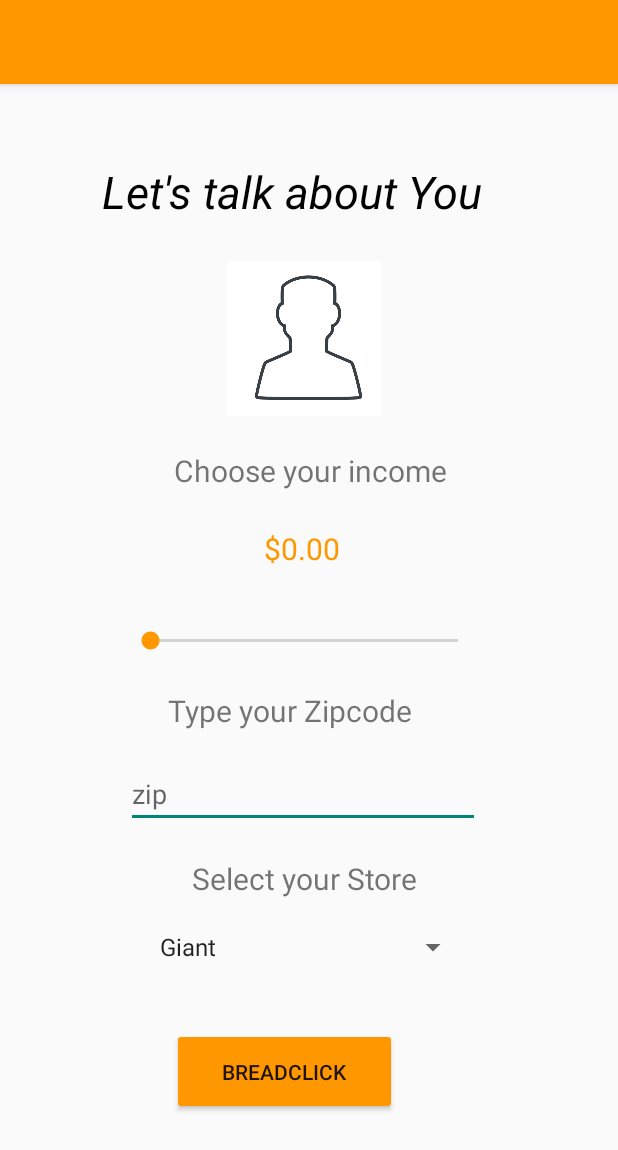
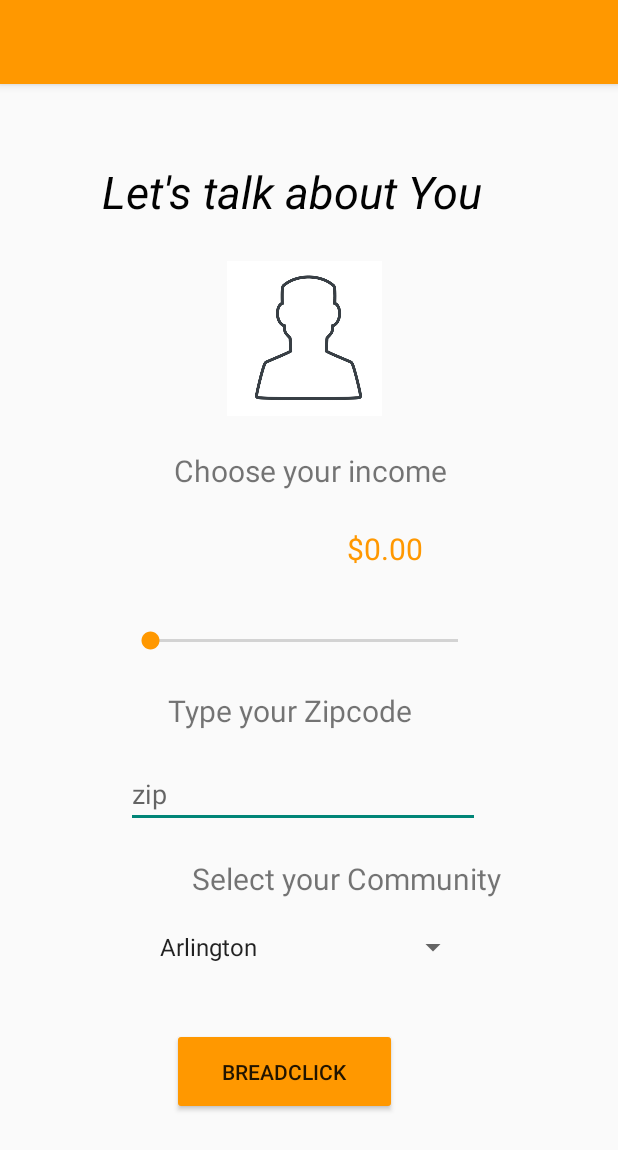
Before and after one commit to stevezhao1/Bakeryproject, an Android app: the demographic screen opened directly, with no data from a screen before it, on a phone screen of 412 x 824 dp. Shown: the top 1150 px of the screen. Run offline under Robolectric (Android 15) with nearby library versions, the phone set to English and light mode, and no system bars.

Commit message:
Changed screen order.

```diff
--- a/app/src/main/res/layout/activity_demographic.xml
+++ b/app/src/main/res/layout/activity_demographic.xml
@@ -86,7 +86,7 @@
         android:layout_height="wrap_content"
         android:layout_marginStart="128dp"
         android:layout_marginTop="20dp"
-        android:text="Select your Store"
+        android:text="Select your Community"
         android:textSize="20dp"
         app:layout_constraintStart_toStartOf="parent"
         app:layout_constraintTop_toBottomOf="@+id/Zipcode_value" />
--- a/app/src/main/res/values/strings.xml
+++ b/app/src/main/res/values/strings.xml
@@ -2,8 +2,8 @@
     <string name="app_name">Backery4</string>
 
     <string-array name="stores">
-        <item>Giant</item>
-        <item>Safeway</item>
-        <item>Whole Food</item>
+        <item>Arlington</item>
+        <item>Foggy Bottom</item>
+        <item>Capital Hill</item>
     </string-array>
 </resources>
```
